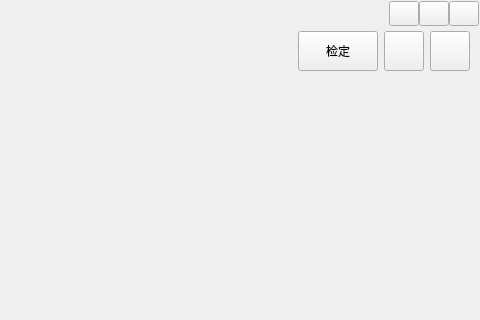
This is frmmain/frmmain.ui in richardzjq/instrument_correction as Qt 5 draws it before an edit; both pictures show x 198 to 678 and y 0 to 320 of the 678 by 517 pixel window. The edited form follows.
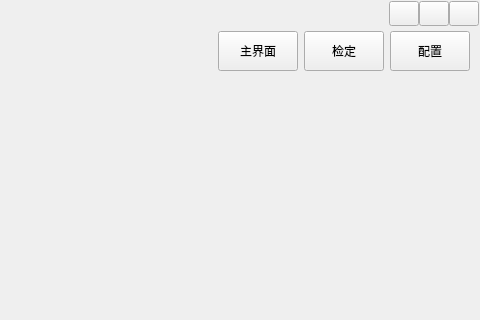
This is the edited form. Custom widgets are drawn as their Qt base class.

The edit to the form file:
```diff
--- a/frmmain/frmmain.ui
+++ b/frmmain/frmmain.ui
@@ -268,6 +268,19 @@
               </property>
              </spacer>
             </item>
+            <item>
+             <widget class="QPushButton" name="btn_main">
+              <property name="sizePolicy">
+               <sizepolicy hsizetype="Fixed" vsizetype="Expanding">
+                <horstretch>0</horstretch>
+                <verstretch>0</verstretch>
+               </sizepolicy>
+              </property>
+              <property name="text">
+               <string>主界面</string>
+              </property>
+             </widget>
+            </item>
             <item>
              <widget class="QPushButton" name="btn_inspect">
               <property name="sizePolicy">
@@ -290,20 +303,7 @@
                </sizepolicy>
               </property>
               <property name="text">
-               <string/>
-              </property>
-             </widget>
-            </item>
-            <item>
-             <widget class="QPushButton" name="btnConfig">
-              <property name="sizePolicy">
-               <sizepolicy hsizetype="Fixed" vsizetype="Expanding">
-                <horstretch>0</horstretch>
-                <verstretch>0</verstretch>
-               </sizepolicy>
-              </property>
-              <property name="text">
-               <string/>
+               <string>配置</string>
               </property>
              </widget>
             </item>
```
Left out of the diff: 5 changed lines with no effect on the pictures.
